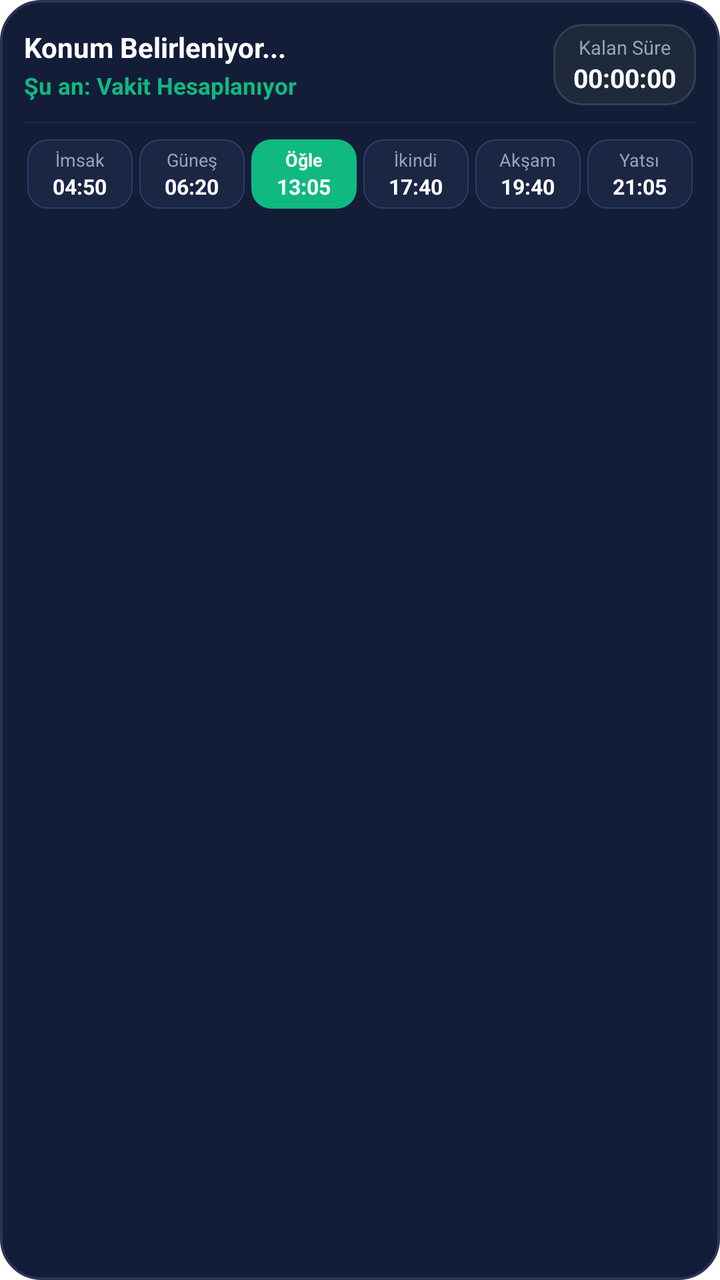
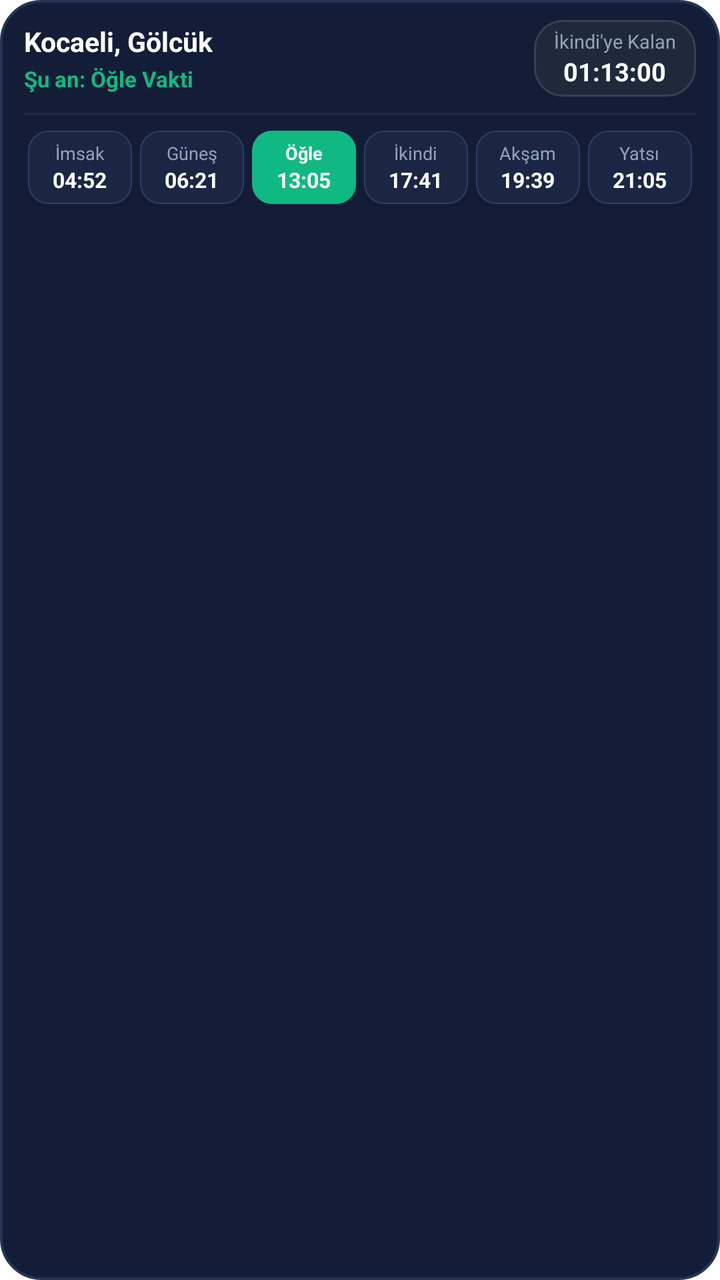

An Android layout rendered at two revisions. The XML below is the earlier revision; the diff shows what the commit changed to produce the second picture.
<!-- AndroidManifest.xml: fallback theme Theme.MaterialComponents.DayNight.NoActionBar -->
<!-- res/layout/prayer_times_widget.xml -->
<?xml version="1.0" encoding="utf-8"?>
<LinearLayout xmlns:android="http://schemas.android.com/apk/res/android"
    android:id="@+id/widget_container"
    android:layout_width="match_parent"
    android:layout_height="match_parent"
    android:orientation="vertical"
    android:padding="12dp"
    android:background="@drawable/widget_bg">

    
    <LinearLayout
        android:layout_width="match_parent"
        android:layout_height="wrap_content"
        android:orientation="horizontal"
        android:gravity="center_vertical">

        
        <LinearLayout
            android:layout_width="0dp"
            android:layout_height="wrap_content"
            android:layout_weight="1"
            android:orientation="vertical">

            <TextView
                android:id="@+id/widget_location_name"
                android:layout_width="wrap_content"
                android:layout_height="wrap_content"
                android:text="Konum Belirleniyor..."
                android:textColor="#FFFFFF"
                android:textSize="14sp"
                android:textStyle="bold"
                android:singleLine="true"
                android:ellipsize="end" />

            <TextView
                android:id="@+id/widget_current_prayer"
                android:layout_width="wrap_content"
                android:layout_height="wrap_content"
                android:layout_marginTop="2dp"
                android:text="Şu an: Vakit Hesaplanıyor"
                android:textColor="#10B981"
                android:textSize="11.5sp"
                android:textStyle="bold" />
        </LinearLayout>

        
        <LinearLayout
            android:layout_width="wrap_content"
            android:layout_height="wrap_content"
            android:background="@drawable/widget_pill_bg"
            android:paddingHorizontal="10dp"
            android:paddingVertical="5dp"
            android:orientation="vertical"
            android:gravity="center">

            <TextView
                android:id="@+id/widget_countdown_title"
                android:layout_width="wrap_content"
                android:layout_height="wrap_content"
                android:text="Kalan Süre"
                android:textColor="#94A3B8"
                android:textSize="9.5sp" />

            <TextView
                android:id="@+id/widget_countdown_time"
                android:layout_width="wrap_content"
                android:layout_height="wrap_content"
                android:text="00:00:00"
                android:textColor="#FFFFFF"
                android:textSize="13sp"
                android:textStyle="bold" />
        </LinearLayout>
    </LinearLayout>

    
    <View
        android:layout_width="match_parent"
        android:layout_height="1dp"
        android:layout_marginTop="8dp"
        android:layout_marginBottom="8dp"
        android:background="#1E293B" />

    
    <LinearLayout
        android:layout_width="match_parent"
        android:layout_height="wrap_content"
        android:orientation="horizontal"
        android:gravity="center">

        
        <LinearLayout
            android:id="@+id/box_imsak"
            android:layout_width="0dp"
            android:layout_height="wrap_content"
            android:layout_weight="1"
            android:layout_marginHorizontal="1.5dp"
            android:background="@drawable/widget_badge_inactive"
            android:orientation="vertical"
            android:gravity="center"
            android:paddingVertical="4dp">

            <TextView
                android:id="@+id/label_imsak"
                android:layout_width="wrap_content"
                android:layout_height="wrap_content"
                android:text="İmsak"
                android:textColor="#94A3B8"
                android:textSize="9sp" />

            <TextView
                android:id="@+id/time_imsak"
                android:layout_width="wrap_content"
                android:layout_height="wrap_content"
                android:text="04:50"
                android:textColor="#FFFFFF"
                android:textSize="10.5sp"
                android:textStyle="bold" />
        </LinearLayout>

        
        <LinearLayout
            android:id="@+id/box_gunes"
            android:layout_width="0dp"
            android:layout_height="wrap_content"
            android:layout_weight="1"
            android:layout_marginHorizontal="1.5dp"
            android:background="@drawable/widget_badge_inactive"
            android:orientation="vertical"
            android:gravity="center"
            android:paddingVertical="4dp">

            <TextView
                android:id="@+id/label_gunes"
                android:layout_width="wrap_content"
                android:layout_height="wrap_content"
                android:text="Güneş"
                android:textColor="#94A3B8"
                android:textSize="9sp" />

            <TextView
                android:id="@+id/time_gunes"
                android:layout_width="wrap_content"
                android:layout_height="wrap_content"
                android:text="06:20"
                android:textColor="#FFFFFF"
                android:textSize="10.5sp"
                android:textStyle="bold" />
        </LinearLayout>

        
        <LinearLayout
            android:id="@+id/box_ogle"
            android:layout_width="0dp"
            android:layout_height="wrap_content"
            android:layout_weight="1"
            android:layout_marginHorizontal="1.5dp"
            android:background="@drawable/widget_badge_active"
            android:orientation="vertical"
            android:gravity="center"
            android:paddingVertical="4dp">

            <TextView
                android:id="@+id/label_ogle"
                android:layout_width="wrap_content"
                android:layout_height="wrap_content"
                android:text="Öğle"
                android:textColor="#FFFFFF"
                android:textSize="9sp"
                android:textStyle="bold" />

            <TextView
                android:id="@+id/time_ogle"
                android:layout_width="wrap_content"
                android:layout_height="wrap_content"
                android:text="13:05"
                android:textColor="#FFFFFF"
                android:textSize="10.5sp"
                android:textStyle="bold" />
        </LinearLayout>

        
        <LinearLayout
            android:id="@+id/box_ikindi"
            android:layout_width="0dp"
            android:layout_height="wrap_content"
            android:layout_weight="1"
            android:layout_marginHorizontal="1.5dp"
            android:background="@drawable/widget_badge_inactive"
            android:orientation="vertical"
            android:gravity="center"
            android:paddingVertical="4dp">

            <TextView
                android:id="@+id/label_ikindi"
                android:layout_width="wrap_content"
                android:layout_height="wrap_content"
                android:text="İkindi"
                android:textColor="#94A3B8"
                android:textSize="9sp" />

            <TextView
                android:id="@+id/time_ikindi"
                android:layout_width="wrap_content"
                android:layout_height="wrap_content"
                android:text="17:40"
                android:textColor="#FFFFFF"
                android:textSize="10.5sp"
                android:textStyle="bold" />
        </LinearLayout>

        
        <LinearLayout
            android:id="@+id/box_aksam"
            android:layout_width="0dp"
            android:layout_height="wrap_content"
            android:layout_weight="1"
            android:layout_marginHorizontal="1.5dp"
            android:background="@drawable/widget_badge_inactive"
            android:orientation="vertical"
            android:gravity="center"
            android:paddingVertical="4dp">

            <TextView
                android:id="@+id/label_aksam"
                android:layout_width="wrap_content"
                android:layout_height="wrap_content"
                android:text="Akşam"
                android:textColor="#94A3B8"
                android:textSize="9sp" />

            <TextView
                android:id="@+id/time_aksam"
                android:layout_width="wrap_content"
                android:layout_height="wrap_content"
                android:text="19:40"
                android:textColor="#FFFFFF"
                android:textSize="10.5sp"
                android:textStyle="bold" />
        </LinearLayout>

        
        <LinearLayout
            android:id="@+id/box_yatsi"
            android:layout_width="0dp"
            android:layout_height="wrap_content"
            android:layout_weight="1"
            android:layout_marginHorizontal="1.5dp"
            android:background="@drawable/widget_badge_inactive"
            android:orientation="vertical"
            android:gravity="center"
            android:paddingVertical="4dp">

            <TextView
                android:id="@+id/label_yatsi"
                android:layout_width="wrap_content"
                android:layout_height="wrap_content"
                android:text="Yatsı"
                android:textColor="#94A3B8"
                android:textSize="9sp" />

            <TextView
                android:id="@+id/time_yatsi"
                android:layout_width="wrap_content"
                android:layout_height="wrap_content"
                android:text="21:05"
                android:textColor="#FFFFFF"
                android:textSize="10.5sp"
                android:textStyle="bold" />
        </LinearLayout>
    </LinearLayout>
</LinearLayout>
<!-- resources referenced by this layout -->
<resources>
  <!-- drawable widget_badge_active (drawable) -->
  <?xml version="1.0" encoding="utf-8"?>
  <shape xmlns:android="http://schemas.android.com/apk/res/android"
      android:shape="rectangle">
      <solid android:color="#10B981" />
      <corners android:radius="10dp" />
  </shape>
  <!-- drawable widget_badge_inactive (drawable) -->
  <?xml version="1.0" encoding="utf-8"?>
  <shape xmlns:android="http://schemas.android.com/apk/res/android"
      android:shape="rectangle">
      <solid android:color="#1A2644" />
      <corners android:radius="10dp" />
      <stroke android:width="0.8dp" android:color="#2E3E66" />
  </shape>
  <!-- drawable widget_bg (drawable) -->
  <?xml version="1.0" encoding="utf-8"?>
  <shape xmlns:android="http://schemas.android.com/apk/res/android"
      android:shape="rectangle">
      <solid android:color="#131D38" />
      <corners android:radius="20dp" />
      <stroke android:width="1.2dp" android:color="#263556" />
  </shape>
  <!-- drawable widget_pill_bg (drawable) -->
  <?xml version="1.0" encoding="utf-8"?>
  <shape xmlns:android="http://schemas.android.com/apk/res/android"
      android:shape="rectangle">
      <solid android:color="#1E293B" />
      <corners android:radius="14dp" />
      <stroke android:width="1dp" android:color="#334155" />
  </shape>
</resources>

<!-- the commit's change to res/layout/prayer_times_widget.xml (unified diff, before → after) -->
@@ -4,7 +4,10 @@
     android:layout_width="match_parent"
     android:layout_height="match_parent"
     android:orientation="vertical"
-    android:padding="12dp"
+    android:paddingLeft="12dp"
+    android:paddingRight="12dp"
+    android:paddingTop="10dp"
+    android:paddingBottom="10dp"
     android:background="@drawable/widget_bg">
 
     
@@ -25,11 +28,11 @@
                 android:id="@+id/widget_location_name"
                 android:layout_width="wrap_content"
                 android:layout_height="wrap_content"
-                android:text="Konum Belirleniyor..."
-                android:textColor="#FFFFFF"
-                android:textSize="14sp"
+                android:text="Kocaeli, Gölcük"
+                android:textColor="#FFFFFF"
+                android:textSize="13.5sp"
                 android:textStyle="bold"
-                android:singleLine="true"
+                android:maxLines="1"
                 android:ellipsize="end" />
 
             <TextView
@@ -37,10 +40,11 @@
                 android:layout_width="wrap_content"
                 android:layout_height="wrap_content"
                 android:layout_marginTop="2dp"
-                android:text="Şu an: Vakit Hesaplanıyor"
+                android:text="Şu an: Öğle Vakti"
                 android:textColor="#10B981"
-                android:textSize="11.5sp"
-                android:textStyle="bold" />
+                android:textSize="11sp"
+                android:textStyle="bold"
+                android:maxLines="1" />
         </LinearLayout>
 
         
@@ -48,8 +52,10 @@
             android:layout_width="wrap_content"
             android:layout_height="wrap_content"
             android:background="@drawable/widget_pill_bg"
-            android:paddingHorizontal="10dp"
-            android:paddingVertical="5dp"
+            android:paddingLeft="10dp"
+            android:paddingRight="10dp"
+            android:paddingTop="4dp"
+            android:paddingBottom="4dp"
             android:orientation="vertical"
             android:gravity="center">
 
@@ -57,7 +63,7 @@
                 android:id="@+id/widget_countdown_title"
                 android:layout_width="wrap_content"
                 android:layout_height="wrap_content"
-                android:text="Kalan Süre"
+                android:text="İkindi'ye Kalan"
                 android:textColor="#94A3B8"
                 android:textSize="9.5sp" />
 
@@ -65,9 +71,9 @@
                 android:id="@+id/widget_countdown_time"
                 android:layout_width="wrap_content"
                 android:layout_height="wrap_content"
-                android:text="00:00:00"
-                android:textColor="#FFFFFF"
-                android:textSize="13sp"
+                android:text="01:13:00"
+                android:textColor="#FFFFFF"
+                android:textSize="12.5sp"
                 android:textStyle="bold" />
         </LinearLayout>
     </LinearLayout>
@@ -93,11 +99,13 @@
             android:layout_width="0dp"
             android:layout_height="wrap_content"
             android:layout_weight="1"
-            android:layout_marginHorizontal="1.5dp"
-            android:background="@drawable/widget_badge_inactive"
-            android:orientation="vertical"
-            android:gravity="center"
-            android:paddingVertical="4dp">
+            android:layout_marginLeft="2dp"
+            android:layout_marginRight="2dp"
+            android:background="@drawable/widget_badge_inactive"
+            android:orientation="vertical"
+            android:gravity="center"
+            android:paddingTop="5dp"
+            android:paddingBottom="5dp">
 
             <TextView
                 android:id="@+id/label_imsak"
@@ -111,7 +119,7 @@
                 android:id="@+id/time_imsak"
                 android:layout_width="wrap_content"
                 android:layout_height="wrap_content"
-                android:text="04:50"
+                android:text="04:52"
                 android:textColor="#FFFFFF"
                 android:textSize="10.5sp"
                 android:textStyle="bold" />
@@ -123,11 +131,13 @@
             android:layout_width="0dp"
             android:layout_height="wrap_content"
             android:layout_weight="1"
-            android:layout_marginHorizontal="1.5dp"
-            android:background="@drawable/widget_badge_inactive"
-            android:orientation="vertical"
-            android:gravity="center"
-            android:paddingVertical="4dp">
+            android:layout_marginLeft="2dp"
+            android:layout_marginRight="2dp"
+            android:background="@drawable/widget_badge_inactive"
+            android:orientation="vertical"
+            android:gravity="center"
+            android:paddingTop="5dp"
+            android:paddingBottom="5dp">
 
             <TextView
                 android:id="@+id/label_gunes"
@@ -141,7 +151,7 @@
                 android:id="@+id/time_gunes"
                 android:layout_width="wrap_content"
                 android:layout_height="wrap_content"
-                android:text="06:20"
+                android:text="06:21"
                 android:textColor="#FFFFFF"
                 android:textSize="10.5sp"
                 android:textStyle="bold" />
@@ -153,11 +163,13 @@
             android:layout_width="0dp"
             android:layout_height="wrap_content"
             android:layout_weight="1"
-            android:layout_marginHorizontal="1.5dp"
+            android:layout_marginLeft="2dp"
+            android:layout_marginRight="2dp"
             android:background="@drawable/widget_badge_active"
             android:orientation="vertical"
             android:gravity="center"
-            android:paddingVertical="4dp">
+            android:paddingTop="5dp"
+            android:paddingBottom="5dp">
 
             <TextView
                 android:id="@+id/label_ogle"
@@ -184,11 +196,13 @@
             android:layout_width="0dp"
             android:layout_height="wrap_content"
             android:layout_weight="1"
-            android:layout_marginHorizontal="1.5dp"
-            android:background="@drawable/widget_badge_inactive"
-            android:orientation="vertical"
-            android:gravity="center"
-            android:paddingVertical="4dp">
+            android:layout_marginLeft="2dp"
+            android:layout_marginRight="2dp"
+            android:background="@drawable/widget_badge_inactive"
+            android:orientation="vertical"
+            android:gravity="center"
+            android:paddingTop="5dp"
+            android:paddingBottom="5dp">
 
             <TextView
                 android:id="@+id/label_ikindi"
@@ -202,7 +216,7 @@
                 android:id="@+id/time_ikindi"
                 android:layout_width="wrap_content"
                 android:layout_height="wrap_content"
-                android:text="17:40"
+                android:text="17:41"
                 android:textColor="#FFFFFF"
                 android:textSize="10.5sp"
                 android:textStyle="bold" />
@@ -214,11 +228,13 @@
             android:layout_width="0dp"
             android:layout_height="wrap_content"
             android:layout_weight="1"
-            android:layout_marginHorizontal="1.5dp"
-            android:background="@drawable/widget_badge_inactive"
-            android:orientation="vertical"
-            android:gravity="center"
-            android:paddingVertical="4dp">
+            android:layout_marginLeft="2dp"
+            android:layout_marginRight="2dp"
+            android:background="@drawable/widget_badge_inactive"
+            android:orientation="vertical"
+            android:gravity="center"
+            android:paddingTop="5dp"
+            android:paddingBottom="5dp">
 
             <TextView
                 android:id="@+id/label_aksam"
@@ -232,7 +248,7 @@
                 android:id="@+id/time_aksam"
                 android:layout_width="wrap_content"
                 android:layout_height="wrap_content"
-                android:text="19:40"
+                android:text="19:39"
                 android:textColor="#FFFFFF"
                 android:textSize="10.5sp"
                 android:textStyle="bold" />
@@ -244,11 +260,13 @@
             android:layout_width="0dp"
             android:layout_height="wrap_content"
             android:layout_weight="1"
-            android:layout_marginHorizontal="1.5dp"
-            android:background="@drawable/widget_badge_inactive"
-            android:orientation="vertical"
-            android:gravity="center"
-            android:paddingVertical="4dp">
+            android:layout_marginLeft="2dp"
+            android:layout_marginRight="2dp"
+            android:background="@drawable/widget_badge_inactive"
+            android:orientation="vertical"
+            android:gravity="center"
+            android:paddingTop="5dp"
+            android:paddingBottom="5dp">
 
             <TextView
                 android:id="@+id/label_yatsi"
